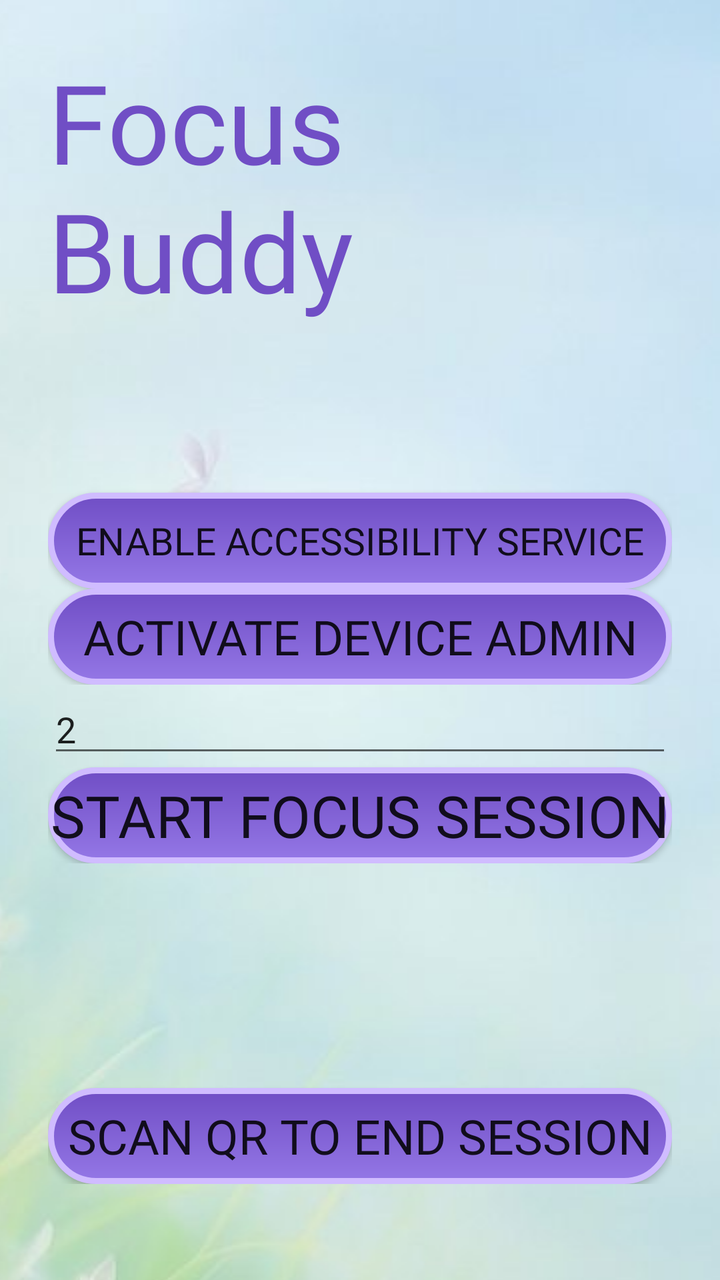
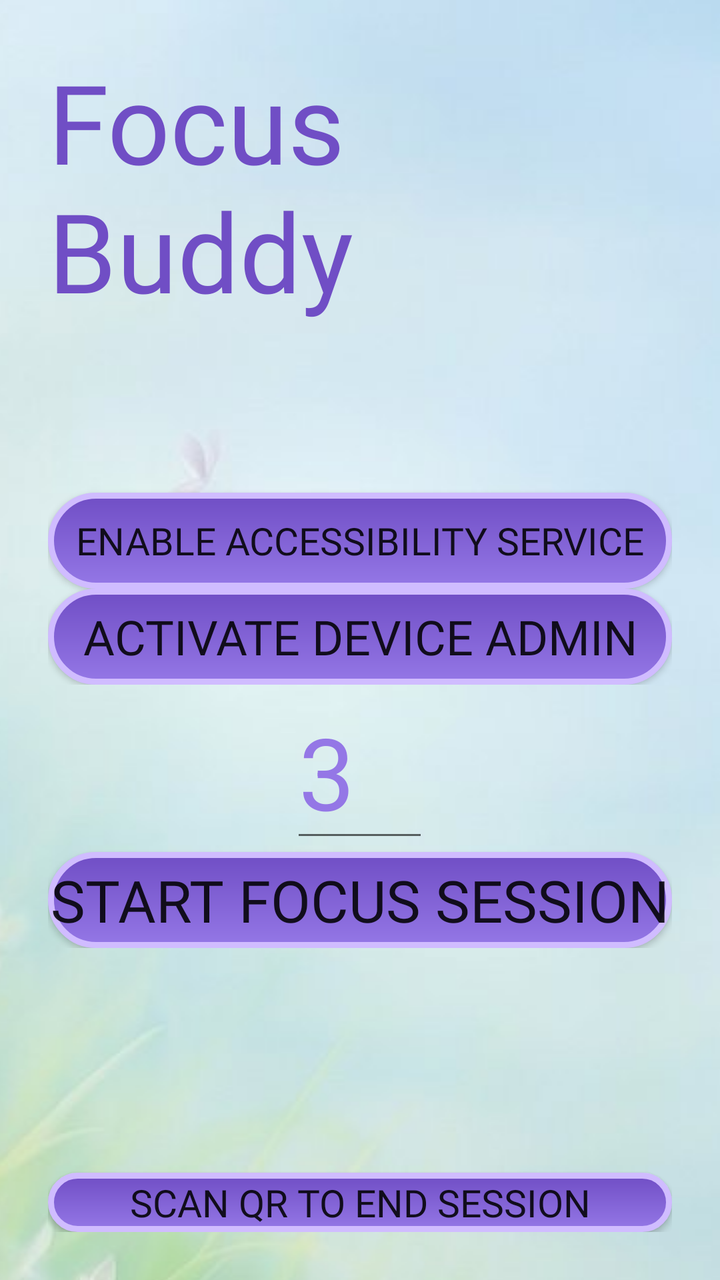

Compare the two renders of this Android layout. The source of the first and the diff that turns it into the second are given below.
<!-- AndroidManifest.xml: application theme android:Theme.Material.Light.NoActionBar -->
<!-- res/layout/activity_main.xml -->
<?xml version="1.0" encoding="utf-8"?>
<LinearLayout xmlns:android="http://schemas.android.com/apk/res/android"
    android:layout_width="match_parent"
    android:layout_height="match_parent"
    android:fillViewport="true">
    <LinearLayout
        android:layout_width="match_parent"
        android:layout_height="wrap_content"
        android:orientation="vertical"
        android:padding="24dp"
        android:background="@drawable/activity_background">

        <TextView
            android:layout_width="wrap_content"
            android:layout_height="wrap_content"
            android:fontFamily="@font/super_frog"
            android:text="@string/app_name"
            android:textColor="@color/primary_dark"
            android:textSize="55sp" />

        <TextView
            android:id="@+id/tvStatus"
            android:layout_width="match_parent"
            android:layout_height="wrap_content"
            android:paddingTop="8dp"
            android:paddingBottom="24dp"
            android:textSize="16sp" />

        
        <LinearLayout
            android:id="@+id/setupGroup"
            android:layout_width="match_parent"
            android:layout_height="wrap_content"
            android:orientation="vertical">

            <TextView
                android:id="@+id/tvSetup"
                android:layout_width="match_parent"
                android:layout_height="wrap_content"
                android:paddingBottom="12dp" />

            <Button
                android:id="@+id/btnAccessibility"
                style="@style/BaseButtonStyle"
                android:text="Enable accessibility service" />

            <Button
                android:id="@+id/btnAdmin"
                style="@style/BaseButtonStyle"
                android:text="Activate device admin" />
        </LinearLayout>

        
        <LinearLayout
            android:id="@+id/startGroup"
            android:layout_width="match_parent"
            android:layout_height="wrap_content"
            android:orientation="vertical">

            <EditText
                android:id="@+id/etHours"
                android:layout_width="match_parent"
                android:layout_height="wrap_content"
                android:hint="Session length (hours)"
                android:inputType="numberDecimal"
                android:text="2" />

            <Button
                android:id="@+id/btnStart"
                style="@style/BaseButtonStyle"
                android:text="Start focus session"
                />
        </LinearLayout>

        
        <LinearLayout
            android:id="@+id/activeGroup"
            android:layout_width="match_parent"
            android:layout_height="wrap_content"
            android:orientation="vertical">

            <TextView
                android:id="@+id/tvCountdown"
                android:layout_width="match_parent"
                android:layout_height="wrap_content"
                android:gravity="center"
                android:padding="24dp"
                android:textSize="48sp" />

            <Button
                android:id="@+id/btnScan"
                style="@style/BaseButtonStyle"
                android:text="Scan QR to end session" />
        </LinearLayout>
    </LinearLayout>
</LinearLayout>
<!-- resources referenced by this layout -->
<resources>
  <color name="primary_dark">#704EC5</color>
  <!-- drawable activity_background (drawable) -->
  <?xml version="1.0" encoding="utf-8"?>
  <bitmap xmlns:android="http://schemas.android.com/apk/res/android"
      android:src="@drawable/background"
      android:gravity="center"
      android:tileMode="disabled" />
  <string name="app_name">Focus Buddy</string>
  <style name="BaseButtonStyle">
          <item name="android:layout_width">match_parent</item>
          <item name="android:layout_height">wrap_content</item>
          <item name="android:background">@drawable/base_button_shape</item>
          <item name="android:fontFamily">@font/super_frog</item>
  
          <item name="android:autoSizeTextType">uniform</item>
          <item name="android:autoSizeMinTextSize">14sp</item>
          <item name="android:autoSizeMaxTextSize">30sp</item>
          <item name="android:autoSizeStepGranularity">5sp</item>
      </style>
  <!-- drawable background: jpg bitmap (drawable, 65327 bytes) -->
  <!-- drawable base_button_shape (drawable) -->
  <shape xmlns:android="http://schemas.android.com/apk/res/android"
      android:shape="rectangle">
  
      <gradient
          android:angle="270"
          android:startColor="@color/primary_dark"
          android:endColor="@color/primary"
          android:type="linear" />
  
      <corners android:radius="50dp" />
  
      <stroke
          android:width="3dp"
          android:color="@color/accent" />
  
  </shape>
  <color name="primary">#9477E6</color>
  <color name="accent">#D0BCFF</color>
</resources>

<!-- the commit's change to res/layout/activity_main.xml (unified diff, before → after) -->
@@ -55,15 +55,18 @@
             android:id="@+id/startGroup"
             android:layout_width="match_parent"
             android:layout_height="wrap_content"
-            android:orientation="vertical">
+            android:orientation="vertical"
+            android:gravity="center_vertical|center_horizontal">
 
             <EditText
                 android:id="@+id/etHours"
-                android:layout_width="match_parent"
+                android:layout_width="69dp"
                 android:layout_height="wrap_content"
                 android:hint="Session length (hours)"
                 android:inputType="numberDecimal"
-                android:text="2" />
+                android:text="3"
+                android:textColor="@color/primary"
+                android:textSize="50dp" />
 
             <Button
                 android:id="@+id/btnStart"
